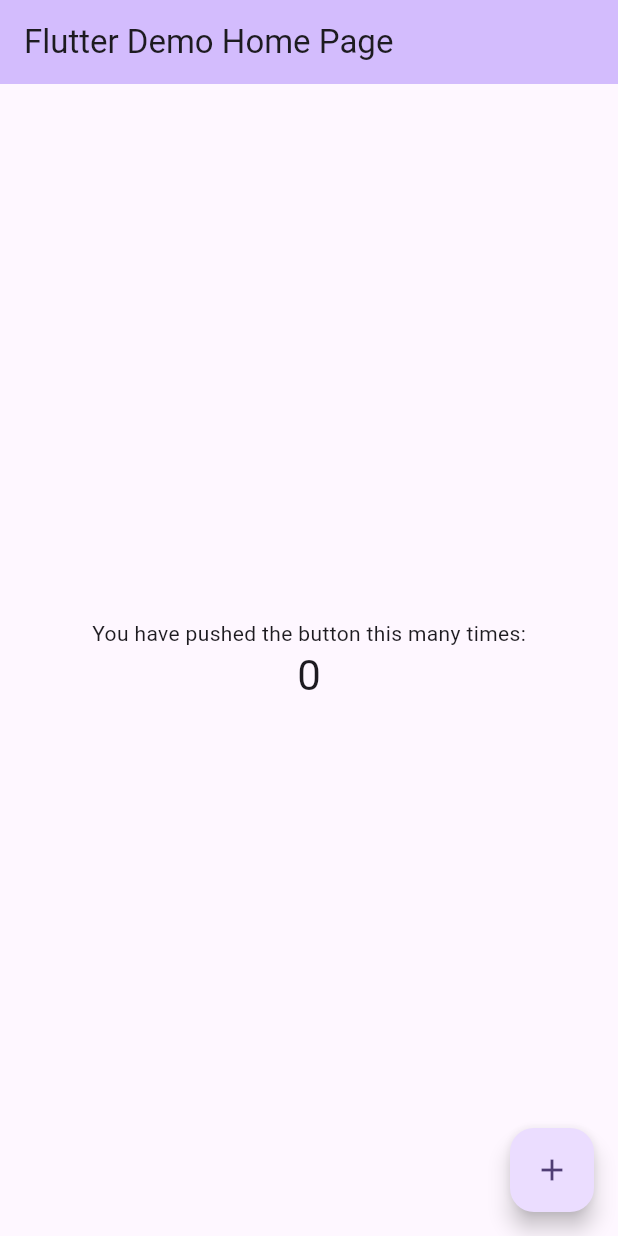
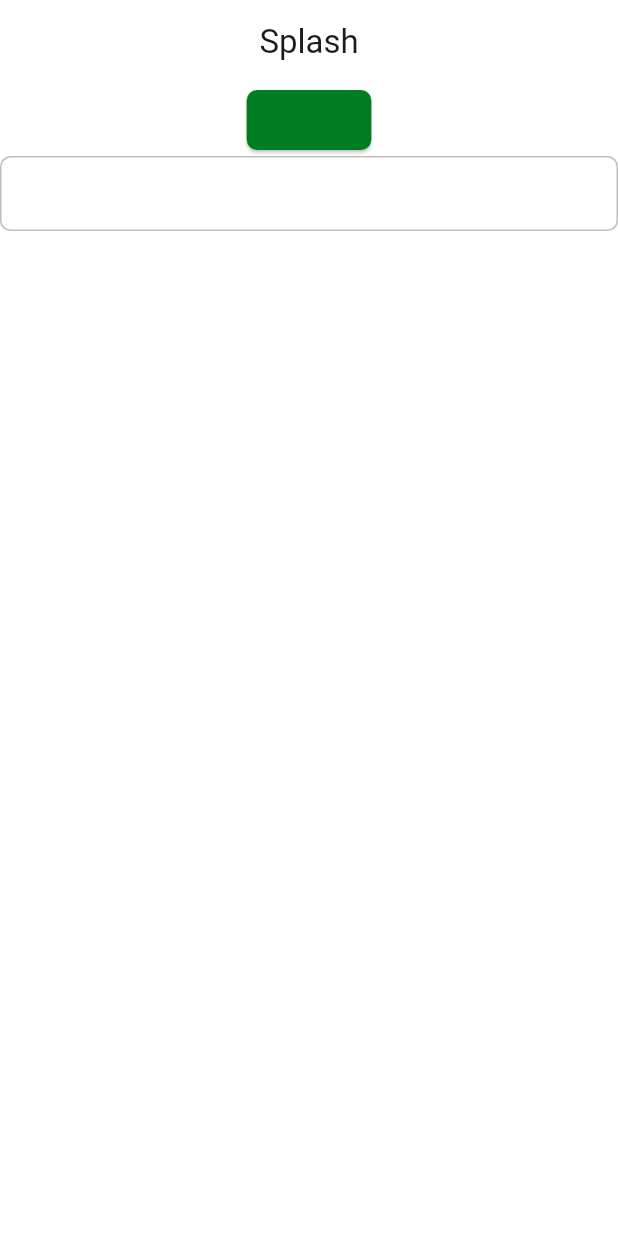
Before and after one commit to soapmactavish23/dw9_delivery_app, a Flutter app: the screen it shows after launch, on a phone screen of 412 x 824 dp. Run offline on Flutter 3.47's test engine with Material 3 defaults, Android fonts, the phone set to English and light mode, and no system bars; Roboto replaces fonts that are missing (mplus1).

Commit message:
Configurando o projeto e preparando o tema

```diff
--- /dev/null
+++ b/lib/app/core/ui/styles/app_styles.dart
@@ -0,0 +1,25 @@
+import 'package:dw9_delivery_app/app/core/ui/styles/colors_app.dart';
+import 'package:dw9_delivery_app/app/core/ui/styles/text_style.dart';
+import 'package:flutter/material.dart';
+
+class AppStyles {
+  static AppStyles? _instance;
+
+  AppStyles._();
+
+  static AppStyles get i {
+    _instance ??= AppStyles._();
+    return _instance!;
+  }
+
+  ButtonStyle get primaryButton => ElevatedButton.styleFrom(
+      shape: RoundedRectangleBorder(
+        borderRadius: BorderRadius.circular(7),
+      ),
+      backgroundColor: ColorsApp.i.primary,
+      textStyle: TextStyles.i.textButtonLabel);
+}
+
+extension AppStylesExtension on BuildContext {
+  AppStyles get appStyles => AppStyles.i;
+}
--- /dev/null
+++ b/lib/app/core/ui/styles/colors_app.dart
@@ -0,0 +1,19 @@
+import 'package:flutter/material.dart';
+
+class ColorsApp {
+  static ColorsApp? _instance;
+
+  ColorsApp._();
+
+  static ColorsApp get i {
+    _instance ??= ColorsApp._();
+    return _instance!;
+  }
+
+  Color get primary => const Color(0xFF007D21);
+  Color get secondary => const Color(0xFFF88B0C);
+}
+
+extension ColorsAppExtension on BuildContext {
+  ColorsApp get colors => ColorsApp.i;
+}
--- /dev/null
+++ b/lib/app/core/ui/styles/text_style.dart
@@ -0,0 +1,45 @@
+import 'package:flutter/material.dart';
+
+class TextStyles {
+  static TextStyles? _instance;
+
+  TextStyles._();
+  static TextStyles get i => _instance ??= TextStyles._();
+
+  String get font => 'mplus1';
+
+  TextStyle get textLight => TextStyle(
+        fontWeight: FontWeight.w300,
+        fontFamily: font,
+      );
+
+  TextStyle get textRegular => TextStyle(
+        fontWeight: FontWeight.normal,
+        fontFamily: font,
+      );
+
+  TextStyle get textMedium => TextStyle(
+        fontWeight: FontWeight.w500,
+        fontFamily: font,
+      );
+  TextStyle get textSemiBold => TextStyle(
+        fontWeight: FontWeight.w600,
+        fontFamily: font,
+      );
+
+  TextStyle get textBold => TextStyle(
+        fontWeight: FontWeight.bold,
+        fontFamily: font,
+      );
+
+  TextStyle get textExtraBold => TextStyle(
+        fontWeight: FontWeight.w800,
+        fontFamily: font,
+      );
+
+  TextStyle get textButtonLabel => textBold.copyWith(fontSize: 14);
+}
+
+extension TextStylesExtension on BuildContext {
+  TextStyles get textStyles => TextStyles.i;
+}
--- /dev/null
+++ b/lib/app/core/ui/theme/theme_config.dart
@@ -0,0 +1,45 @@
+import 'package:dw9_delivery_app/app/core/ui/styles/app_styles.dart';
+import 'package:dw9_delivery_app/app/core/ui/styles/colors_app.dart';
+import 'package:dw9_delivery_app/app/core/ui/styles/text_style.dart';
+import 'package:flutter/material.dart';
+
+class ThemeConfig {
+  ThemeConfig._();
+
+  static final _defaultInputBorder = OutlineInputBorder(
+    borderRadius: BorderRadius.circular(7),
+    borderSide: BorderSide(color: Colors.grey[400]!),
+  );
+
+  static final theme = ThemeData(
+    scaffoldBackgroundColor: Colors.white,
+    appBarTheme: const AppBarTheme(
+      backgroundColor: Colors.white,
+      elevation: 0,
+      centerTitle: true,
+      iconTheme: IconThemeData(
+        color: Colors.black,
+      ),
+    ),
+    primaryColor: ColorsApp.i.primary,
+    colorScheme: ColorScheme.fromSeed(
+      seedColor: ColorsApp.i.primary,
+      primary: ColorsApp.i.primary,
+      secondary: ColorsApp.i.secondary,
+    ),
+    elevatedButtonTheme: ElevatedButtonThemeData(
+      style: AppStyles.i.primaryButton,
+    ),
+    inputDecorationTheme: InputDecorationTheme(
+      fillColor: Colors.white,
+      filled: true,
+      isDense: true,
+      contentPadding: const EdgeInsets.all(13),
+      border: _defaultInputBorder,
+      enabledBorder: _defaultInputBorder,
+      focusedBorder: _defaultInputBorder,
+      labelStyle: TextStyles.i.textRegular.copyWith(color: Colors.black),
+      errorStyle: TextStyles.i.textRegular.copyWith(color: Colors.red),
+    ),
+  );
+}
--- /dev/null
+++ b/lib/app/dw9_delivery_app.dart
@@ -0,0 +1,18 @@
+import 'package:dw9_delivery_app/app/core/ui/theme/theme_config.dart';
+import 'package:dw9_delivery_app/app/pages/splash/splash_page.dart';
+import 'package:flutter/material.dart';
+
+class Dw9DeliveryApp extends StatelessWidget {
+  const Dw9DeliveryApp({super.key});
+
+  @override
+  Widget build(BuildContext context) {
+    return MaterialApp(
+      title: 'Delivery App',
+      theme: ThemeConfig.theme,
+      routes: {
+        '/': (context) => const SplashPage(),
+      },
+    );
+  }
+}
--- /dev/null
+++ b/lib/app/pages/splash/splash_page.dart
@@ -0,0 +1,24 @@
+import 'package:flutter/material.dart';
+
+class SplashPage extends StatelessWidget {
+  const SplashPage({super.key});
+
+  @override
+  Widget build(BuildContext context) {
+    return Scaffold(
+      appBar: AppBar(
+        title: const Text('Splash'),
+      ),
+      body: Column(
+        children: [
+          Container(),
+          ElevatedButton(
+            onPressed: () {},
+            child: const Text("Teste"),
+          ),
+          TextFormField()
+        ],
+      ),
+    );
+  }
+}
--- a/lib/main.dart
+++ b/lib/main.dart
@@ -1,125 +1,6 @@
+import 'package:dw9_delivery_app/app/dw9_delivery_app.dart';
 import 'package:flutter/material.dart';
 
 void main() {
-  runApp(const MyApp());
+  runApp(const Dw9DeliveryApp());
 }
-
-class MyApp extends StatelessWidget {
-  const MyApp({super.key});
-
-  // This widget is the root of your application.
-  @override
-  Widget build(BuildContext context) {
-    return MaterialApp(
-      title: 'Flutter Demo',
-      theme: ThemeData(
-        // This is the theme of your application.
-        //
-        // TRY THIS: Try running your application with "flutter run". You'll see
-        // the application has a blue toolbar. Then, without quitting the app,
-        // try changing the seedColor in the colorScheme below to Colors.green
-        // and then invoke "hot reload" (save your changes or press the "hot
-        // reload" button in a Flutter-supported IDE, or press "r" if you used
-        // the command line to start the app).
-        //
-        // Notice that the counter didn't reset back to zero; the application
-        // state is not lost during the reload. To reset the state, use hot
-        // restart instead.
-        //
-        // This works for code too, not just values: Most code changes can be
-        // tested with just a hot reload.
-        colorScheme: ColorScheme.fromSeed(seedColor: Colors.deepPurple),
-        useMaterial3: true,
-      ),
-      home: const MyHomePage(title: 'Flutter Demo Home Page'),
-    );
-  }
-}
-
-class MyHomePage extends StatefulWidget {
-  const MyHomePage({super.key, required this.title});
-
-  // This widget is the home page of your application. It is stateful, meaning
-  // that it has a State object (defined below) that contains fields that affect
-  // how it looks.
-
-  // This class is the configuration for the state. It holds the values (in this
-  // case the title) provided by the parent (in this case the App widget) and
-  // used by the build method of the State. Fields in a Widget subclass are
-  // always marked "final".
-
-  final String title;
-
-  @override
-  State<MyHomePage> createState() => _MyHomePageState();
-}
-
-class _MyHomePageState extends State<MyHomePage> {
-  int _counter = 0;
-
-  void _incrementCounter() {
-    setState(() {
-      // This call to setState tells the Flutter framework that something has
-      // changed in this State, which causes it to rerun the build method below
-      // so that the display can reflect the updated values. If we changed
-      // _counter without calling setState(), then the build method would not be
-      // called again, and so nothing would appear to happen.
-      _counter++;
-    });
-  }
-
-  @override
-  Widget build(BuildContext context) {
-    // This method is rerun every time setState is called, for instance as done
-    // by the _incrementCounter method above.
-    //
-    // The Flutter framework has been optimized to make rerunning build methods
-    // fast, so that you can just rebuild anything that needs updating rather
-    // than having to individually change instances of widgets.
-    return Scaffold(
-      appBar: AppBar(
-        // TRY THIS: Try changing the color here to a specific color (to
-        // Colors.amber, perhaps?) and trigger a hot reload to see the AppBar
-        // change color while the other colors stay the same.
-        backgroundColor: Theme.of(context).colorScheme.inversePrimary,
-        // Here we take the value from the MyHomePage object that was created by
-        // the App.build method, and use it to set our appbar title.
-        title: Text(widget.title),
-      ),
-      body: Center(
-        // Center is a layout widget. It takes a single child and positions it
-        // in the middle of the parent.
-        child: Column(
-          // Column is also a layout widget. It takes a list of children and
-          // arranges them vertically. By default, it sizes itself to fit its
-          // children horizontally, and tries to be as tall as its parent.
-          //
-          // Column has various properties to control how it sizes itself and
-          // how it positions its children. Here we use mainAxisAlignment to
-          // center the children vertically; the main axis here is the vertical
-          // axis because Columns are vertical (the cross axis would be
-          // horizontal).
-          //
-          // TRY THIS: Invoke "debug painting" (choose the "Toggle Debug Paint"
-          // action in the IDE, or press "p" in the console), to see the
-          // wireframe for each widget.
-          mainAxisAlignment: MainAxisAlignment.center,
-          children: <Widget>[
-            const Text(
-              'You have pushed the button this many times:',
-            ),
-            Text(
-              '$_counter',
-              style: Theme.of(context).textTheme.headlineMedium,
-            ),
-          ],
-        ),
-      ),
-      floatingActionButton: FloatingActionButton(
-        onPressed: _incrementCounter,
-        tooltip: 'Increment',
-        child: const Icon(Icons.add),
-      ), // This trailing comma makes auto-formatting nicer for build methods.
-    );
-  }
-}
--- a/pubspec.yaml
+++ b/pubspec.yaml
@@ -58,7 +58,7 @@ flutter:
 
   # To add assets to your application, add an assets section, like this:
   assets:
-    - assets/images
+    - assets/images/
   #   - images/a_dot_burr.jpeg
   #   - images/a_dot_ham.jpeg
 
```
Also changed, not shown: 1 other file.
